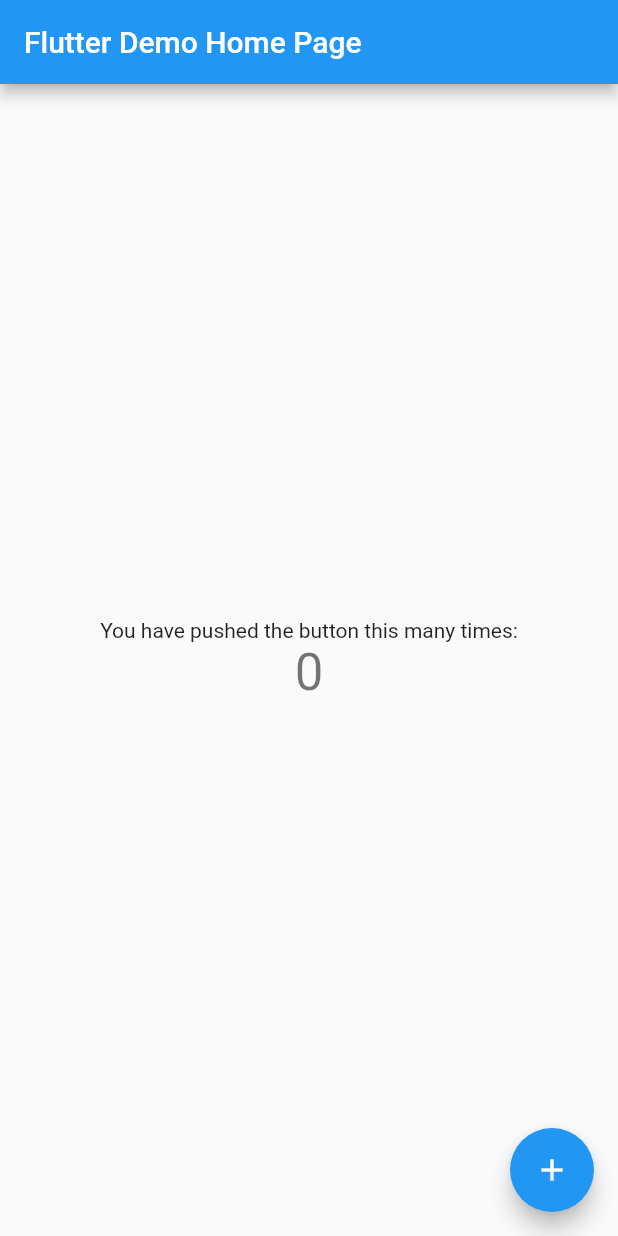
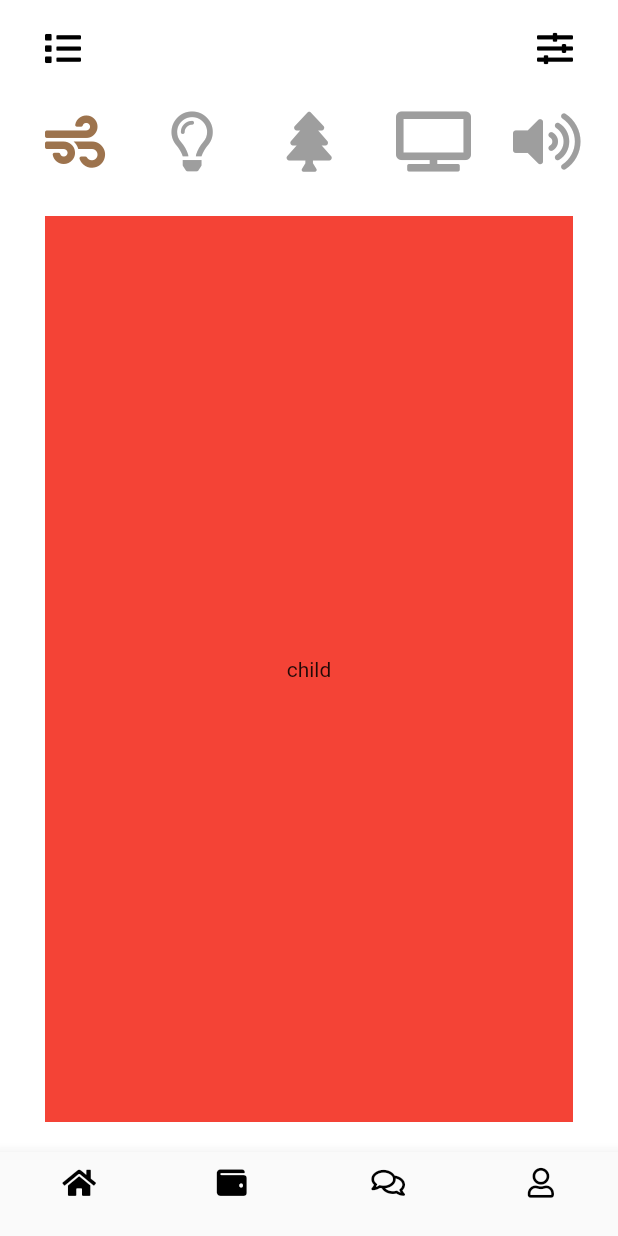
Before and after one commit to gLuColte/Flutter-Online-SmartHomeApp, a Flutter app: the screen it shows after launch, on a phone screen of 412 x 824 dp. Run offline on Flutter 3.47's test engine with Material 2 defaults, Android fonts, the phone set to English and light mode, and no system bars; our stand-ins replace font_awesome_flutter.

Commit message:
Main Screen Layout

```diff
--- a/lib/main.dart
+++ b/lib/main.dart
@@ -1,111 +1,21 @@
 import 'package:flutter/material.dart';
+import 'package:smart_home_app/screens/home_screen.dart';
 
-void main() => runApp(MyApp());
+void main() => runApp(SmartHome());
 
-class MyApp extends StatelessWidget {
-  // This widget is the root of your application.
+class SmartHome extends StatelessWidget {
   @override
   Widget build(BuildContext context) {
     return MaterialApp(
-      title: 'Flutter Demo',
+      title: 'Smart Home App',
+      debugShowCheckedModeBanner: false,
       theme: ThemeData(
-        // This is the theme of your application.
-        //
-        // Try running your application with "flutter run". You'll see the
-        // application has a blue toolbar. Then, without quitting the app, try
-        // changing the primarySwatch below to Colors.green and then invoke
-        // "hot reload" (press "r" in the console where you ran "flutter run",
-        // or simply save your changes to "hot reload" in a Flutter IDE).
-        // Notice that the counter didn't reset back to zero; the application
-        // is not restarted.
-        primarySwatch: Colors.blue,
+        primaryColor: Colors.black,
+        unselectedWidgetColor: Colors.grey.shade100,
+        accentColor: Color(0xFF9D734D),
+        scaffoldBackgroundColor: Colors.white,
       ),
-      home: MyHomePage(title: 'Flutter Demo Home Page'),
+      home: HomeScreen(),
     );
   }
 }
-
-class MyHomePage extends StatefulWidget {
-  MyHomePage({Key key, this.title}) : super(key: key);
-
-  // This widget is the home page of your application. It is stateful, meaning
-  // that it has a State object (defined below) that contains fields that affect
-  // how it looks.
-
-  // This class is the configuration for the state. It holds the values (in this
-  // case the title) provided by the parent (in this case the App widget) and
-  // used by the build method of the State. Fields in a Widget subclass are
-  // always marked "final".
-
-  final String title;
-
-  @override
-  _MyHomePageState createState() => _MyHomePageState();
-}
-
-class _MyHomePageState extends State<MyHomePage> {
-  int _counter = 0;
-
-  void _incrementCounter() {
-    setState(() {
-      // This call to setState tells the Flutter framework that something has
-      // changed in this State, which causes it to rerun the build method below
-      // so that the display can reflect the updated values. If we changed
-      // _counter without calling setState(), then the build method would not be
-      // called again, and so nothing would appear to happen.
-      _counter++;
-    });
-  }
-
-  @override
-  Widget build(BuildContext context) {
-    // This method is rerun every time setState is called, for instance as done
-    // by the _incrementCounter method above.
-    //
-    // The Flutter framework has been optimized to make rerunning build methods
-    // fast, so that you can just rebuild anything that needs updating rather
-    // than having to individually change instances of widgets.
-    return Scaffold(
-      appBar: AppBar(
-        // Here we take the value from the MyHomePage object that was created by
-        // the App.build method, and use it to set our appbar title.
-        title: Text(widget.title),
-      ),
-      body: Center(
-        // Center is a layout widget. It takes a single child and positions it
-        // in the middle of the parent.
-        child: Column(
-          // Column is also a layout widget. It takes a list of children and
-          // arranges them vertically. By default, it sizes itself to fit its
-          // children horizontally, and tries to be as tall as its parent.
-          //
-          // Invoke "debug painting" (press "p" in the console, choose the
-          // "Toggle Debug Paint" action from the Flutter Inspector in Android
-          // Studio, or the "Toggle Debug Paint" command in Visual Studio Code)
-          // to see the wireframe for each widget.
-          //
-          // Column has various properties to control how it sizes itself and
-          // how it positions its children. Here we use mainAxisAlignment to
-          // center the children vertically; the main axis here is the vertical
-          // axis because Columns are vertical (the cross axis would be
-          // horizontal).
-          mainAxisAlignment: MainAxisAlignment.center,
-          children: <Widget>[
-            Text(
-              'You have pushed the button this many times:',
-            ),
-            Text(
-              '$_counter',
-              style: Theme.of(context).textTheme.display1,
-            ),
-          ],
-        ),
-      ),
-      floatingActionButton: FloatingActionButton(
-        onPressed: _incrementCounter,
-        tooltip: 'Increment',
-        child: Icon(Icons.add),
-      ), // This trailing comma makes auto-formatting nicer for build methods.
-    );
-  }
-}
--- /dev/null
+++ b/lib/screens/home_screen.dart
@@ -0,0 +1,113 @@
+import 'package:flutter/material.dart';
+import 'package:font_awesome_flutter/font_awesome_flutter.dart';
+
+class HomeScreen extends StatefulWidget {
+  @override
+  _HomeScreenState createState() => _HomeScreenState();
+}
+
+class _HomeScreenState extends State<HomeScreen> {
+  @override
+  Widget build(BuildContext context) {
+    return Scaffold(
+      body: SafeArea(
+        child: Padding(
+          padding: EdgeInsets.fromLTRB(30, 20, 30, 20),
+          child: Column(
+          children: <Widget>[
+            Row(
+              mainAxisAlignment: MainAxisAlignment.spaceBetween,
+              children: <Widget>[
+                Icon(
+                  FontAwesomeIcons.list,
+                  color: Colors.black,
+                ),
+                Icon(
+                  FontAwesomeIcons.slidersH,
+                  color: Colors.black,
+                ),
+              ],
+            ),
+            SizedBox(height: 30.0,),
+            // To Be Replaced
+            Row(
+              mainAxisAlignment: MainAxisAlignment.spaceBetween,
+              children: <Widget>[
+                Icon(
+                  FontAwesomeIcons.wind,
+                  color: Theme.of(context).accentColor,
+                  size: 40.0,
+                ),
+                Icon(
+                  FontAwesomeIcons.lightbulb,
+                  color: Colors.grey,
+                  size: 40.0,
+                ),
+                Icon(
+                  FontAwesomeIcons.tree,
+                  color: Colors.grey,
+                  size: 40.0,
+                ),
+                Icon(
+                  FontAwesomeIcons.tv,
+                  color: Colors.grey,
+                  size: 40.0,
+                ),
+                Icon(
+                  FontAwesomeIcons.volumeUp,
+                  color: Colors.grey,
+                  size: 40.0,
+                ),
+              ],
+            ),
+            SizedBox(height: 30.0,),
+            Expanded(
+              child: Container(
+                child: Center(child: Text('child')),
+                color: Colors.red,
+              ),
+            )
+          ],
+      ),
+        ),
+      ),
+      bottomNavigationBar: BottomNavigationBar(
+        type: BottomNavigationBarType.fixed,
+        items: [
+          BottomNavigationBarItem(
+              icon: Icon(
+                FontAwesomeIcons.home,
+                size: 20.0,
+                color: Colors.black,
+              ),
+              title: SizedBox.shrink()
+          ),
+          BottomNavigationBarItem(
+              icon: Icon(
+                FontAwesomeIcons.wallet,
+                size: 20.0,
+                color: Colors.black,
+              ),
+              title: SizedBox.shrink()
+          ),
+          BottomNavigationBarItem(
+              icon: Icon(
+                FontAwesomeIcons.comments,
+                size: 20.0,
+                color: Colors.black,
+              ),
+              title: SizedBox.shrink()
+          ),
+          BottomNavigationBarItem(
+              icon: Icon(
+                FontAwesomeIcons.user,
+                size: 20.0,
+                color: Colors.black,
+              ),
+              title: SizedBox.shrink()
+          ),
+        ],
+      ),
+    );
+  }
+}
```
Also changed, not shown: pubspec.yaml (+11 -12 lines), fonts/Pacifico-Regular.ttf (added), fonts/SourceSansPro-Regular.ttf (added), pubspec.lock, 1 other file.
